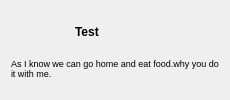
Before: the Qt Designer form src/roomwidget.ui in aligrand/Zapchat, drawn with Qt 5.
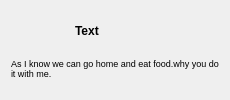
After: the same form once the commit is applied. Icons and pictures are not drawn.

```diff
--- a/src/roomwidget.ui
+++ b/src/roomwidget.ui
@@ -85,7 +85,7 @@
       </font>
      </property>
      <property name="text">
-      <string>Test</string>
+      <string>&lt;a href=&quot;#&quot; style=&quot;text-decoration:none;color:black;&quot;&gt;Text&lt;/a&gt;</string>
      </property>
      <property name="wordWrap">
       <bool>true</bool>
```
